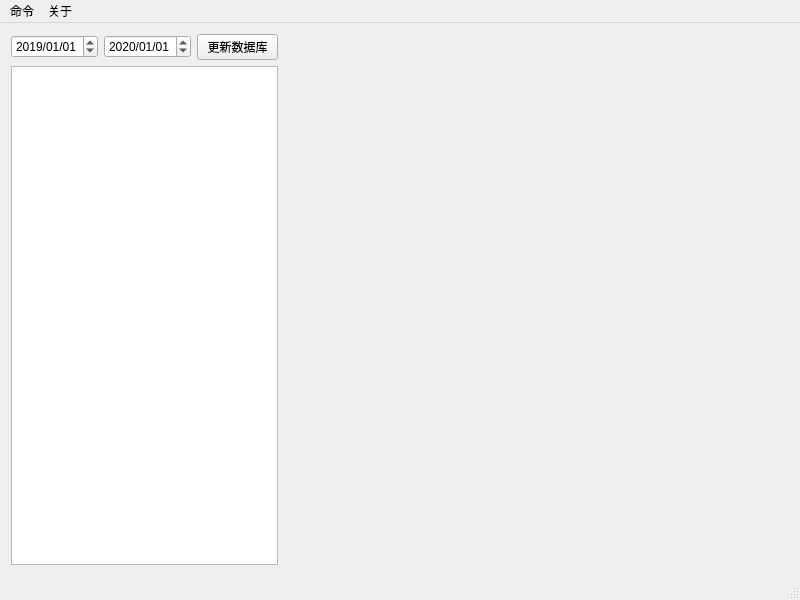
First picture: the form in QTUI.ui, repository 256481788jianghao/stock_task, before the edit.
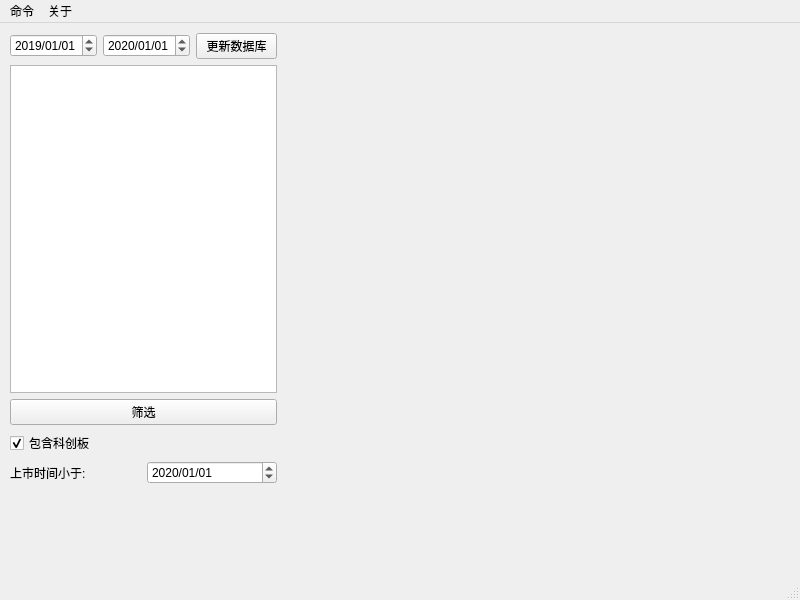
Second picture: the form after the edit.

```diff
--- a/QTUI.ui
+++ b/QTUI.ui
@@ -17,13 +17,13 @@
    <widget class="QWidget" name="layoutWidget">
     <property name="geometry">
      <rect>
-      <x>11</x>
-      <y>11</y>
+      <x>10</x>
+      <y>10</y>
       <width>267</width>
-      <height>531</height>
+      <height>451</height>
      </rect>
     </property>
-    <layout class="QVBoxLayout" name="verticalLayout" stretch="0,0">
+    <layout class="QVBoxLayout" name="verticalLayout" stretch="0,0,0,0,0">
      <property name="sizeConstraint">
       <enum>QLayout::SetDefaultConstraint</enum>
      </property>
@@ -89,6 +89,51 @@
        </property>
       </widget>
      </item>
+     <item>
+      <widget class="QPushButton" name="pushButton_filter">
+       <property name="text">
+        <string>筛选</string>
+       </property>
+      </widget>
+     </item>
+     <item>
+      <widget class="QCheckBox" name="checkBox_kechuangban">
+       <property name="text">
+        <string>包含科创板</string>
+       </property>
+       <property name="checked">
+        <bool>true</bool>
+       </property>
+      </widget>
+     </item>
+     <item>
+      <layout class="QHBoxLayout" name="horizontalLayout_2">
+       <item>
+        <widget class="QLabel" name="label">
+         <property name="text">
+          <string>上市时间小于:</string>
+         </property>
+        </widget>
+       </item>
+       <item>
+        <widget class="QDateEdit" name="dateEdit_listdate">
+         <property name="dateTime">
+          <datetime>
+           <hour>0</hour>
+           <minute>0</minute>
+           <second>0</second>
+           <year>2020</year>
+           <month>1</month>
+           <day>1</day>
+          </datetime>
+         </property>
+         <property name="displayFormat">
+          <string>yyyy/MM/dd</string>
+         </property>
+        </widget>
+       </item>
+      </layout>
+     </item>
     </layout>
    </widget>
   </widget>
```
Left out of the diff: 51 changed lines with no effect on the pictures.
